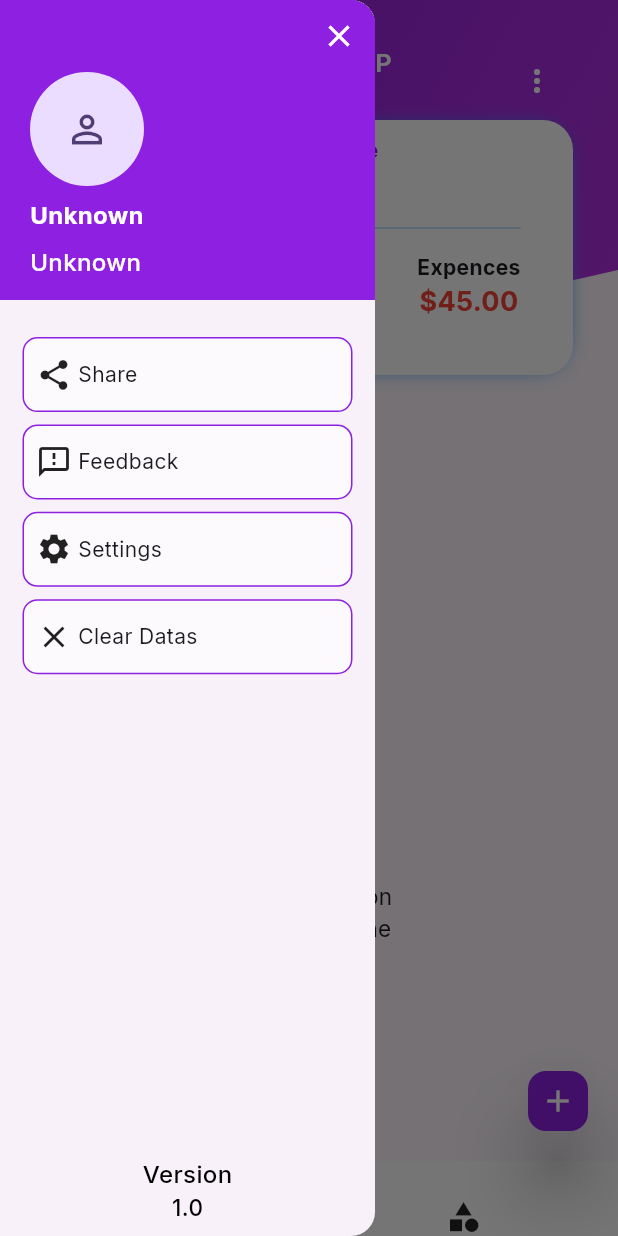
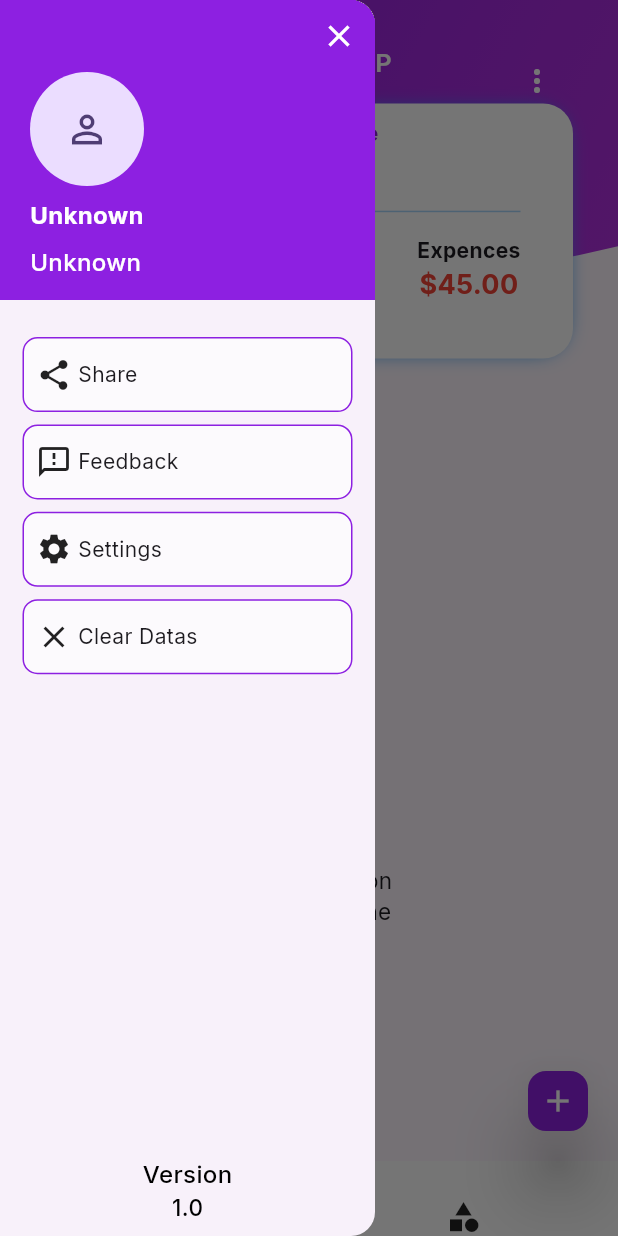
Before and after one commit to safvansafvan/Wallet-App, a Flutter app: the screen it shows after launch, in the side drawer, after a tap on the "menu" icon, on a phone screen of 412 x 824 dp. Run offline on Flutter 3.47's test engine with Material 2 defaults, Android fonts, the phone set to English and light mode, and no system bars; drawn by our look-alikes of curved_navigation_bar; our stand-ins replace get, google_fonts, hive, hive_flutter, lottie; accounts and stored records are empty.

Commit message:
transaction listed

```diff
--- a/lib/controller/getx/category_db_controller.dart
+++ b/lib/controller/getx/category_db_controller.dart
@@ -12,7 +12,7 @@ class CategoryDbController extends GetxController {
   Future<void> insertCategory(CategoryModel value) async {
     final categoryBox = await Hive.openBox<CategoryModel>(categoryDbName);
     await categoryBox.put(value.id, value);
-    reloadUi();
+    await reloadUi();
   }
 
   Future<List<CategoryModel>> getCategorys() async {
--- a/lib/controller/getx/transaction_db_controller.dart
+++ b/lib/controller/getx/transaction_db_controller.dart
@@ -11,7 +11,7 @@ class TransactionDbController extends GetxController {
     final transactionBox =
         await Hive.openBox<TransactionModel>(transactionDbName);
     await transactionBox.put(value.id, value);
-    update();
+    await refreshTransaction();
   }
 
   Future<List<TransactionModel>> getTransaction() async {
--- a/lib/model/transaction.dart/transaction_model.dart
+++ b/lib/model/transaction.dart/transaction_model.dart
@@ -15,15 +15,13 @@ class TransactionModel {
   @HiveField(4)
   final CategoryModel category;
   @HiveField(5)
-  String? id;
+  final String id;
 
   TransactionModel(
       {required this.purpose,
       required this.amount,
       required this.date,
       required this.type,
-      required this.category}) {
-    id:
-    DateTime.now().millisecondsSinceEpoch.toString();
-  }
+      required this.category,
+      required this.id});
 }
--- a/lib/view/category/category.dart
+++ b/lib/view/category/category.dart
@@ -1,7 +1,5 @@
 import 'package:flutter/material.dart';
-import 'package:get/get.dart';
 import 'package:money_management_app/controller/core/constant.dart';
-import 'package:money_management_app/controller/getx/category_db_controller.dart';
 import 'package:money_management_app/view/category/tab_bar/expence.dart';
 import 'package:money_management_app/view/category/tab_bar/income.dart';
 
@@ -19,8 +17,6 @@ class _CategoryScreenState extends State<CategoryScreen>
   void initState() {
     super.initState();
     controller = TabController(length: 2, vsync: this);
-    final categoryController = Get.put(CategoryDbController());
-    categoryController.reloadUi();
   }
 
   @override
--- a/lib/view/home/home_screen.dart
+++ b/lib/view/home/home_screen.dart
@@ -1,7 +1,6 @@
 import 'dart:developer';
 import 'package:flutter/material.dart';
 import 'package:get/get.dart';
-import 'package:get/get_core/get_core.dart';
 import 'package:money_management_app/controller/core/constant.dart';
 import 'package:money_management_app/controller/getx/category_db_controller.dart';
 import 'package:money_management_app/controller/getx/transaction_db_controller.dart';
--- a/lib/view/splash/screen_loding.dart
+++ b/lib/view/splash/screen_loding.dart
@@ -64,6 +64,6 @@ class _ScrennLoadingScreenState extends State<ScrennLoadingScreen> {
     //     ? Navigator.pushReplacement(
     //         context, MaterialPageRoute(builder: (context) => LoginScreen()))
     Navigator.pushReplacement(
-        context, MaterialPageRoute(builder: (context) => MyHomeScreen()));
+        context, MaterialPageRoute(builder: (context) => const MyHomeScreen()));
   }
 }
--- a/lib/view/transaction/transactions.dart
+++ b/lib/view/transaction/transactions.dart
@@ -1,5 +1,6 @@
 import 'package:flutter/material.dart';
 import 'package:get/get.dart';
+import 'package:intl/intl.dart';
 import 'package:money_management_app/controller/core/constant.dart';
 import 'package:money_management_app/controller/getx/transaction_db_controller.dart';
 import 'package:money_management_app/view/transaction/widgets/custom_cliper_shape.dart';
@@ -17,14 +18,14 @@ class TrasactionsScreen extends StatelessWidget {
       child: Column(
         children: [
           SizedBox(
-            height: 250,
+            height: screenSize.height * 0.29,
             width: double.infinity,
             child: Stack(
               children: [
                 ClipPath(
                   clipper: CustomClipperShape(),
                   child: Container(
-                    height: 230,
+                    height: screenSize.height * 0.26,
                     width: double.infinity,
                     decoration: BoxDecoration(
                       gradient: LinearGradient(
@@ -89,15 +90,16 @@ class TrasactionsScreen extends StatelessWidget {
               return emptyLottiePop(
                   messsage: 'No Transaction', screenSize: screenSize);
             }
-            return ListView.separated(
+            return ListView.builder(
               shrinkWrap: true,
               physics: const NeverScrollableScrollPhysics(),
               itemBuilder: (context, index) {
                 final values = controller.transaction[index];
+                String date = DateFormat.MMMd().format(values.date);
                 return Padding(
                   padding: const EdgeInsets.symmetric(vertical: 10),
                   child: Container(
-                      height: 100,
+                      height: screenSize.height * 0.1,
                       padding: const EdgeInsets.all(7),
                       margin: const EdgeInsets.symmetric(horizontal: 20),
                       decoration: BoxDecoration(
@@ -112,12 +114,12 @@ class TrasactionsScreen extends StatelessWidget {
                             backgroundColor: CustomColors.containerColor,
                             radius: 30,
                             child: Text(
-                              values.date.toString(),
+                              date,
                               style: TextStyle(color: CustomColors.kblack),
                             ),
                           ),
                           title: Text(
-                            '\$ ${values.amount}',
+                            '\$${values.amount}',
                             style: CustomFuction.style(
                                 fontWeight: FontWeight.w600, size: 18),
                           ),
@@ -134,7 +136,6 @@ class TrasactionsScreen extends StatelessWidget {
                 );
               },
               itemCount: controller.transaction.length,
-              separatorBuilder: (context, index) => const Divider(),
             );
           })
         ],
```
Also changed, not shown: lib/view/add_transaction/add_transaction.dart (+11 -3 lines), lib/model/transaction.dart/transaction_model.g.dart.
